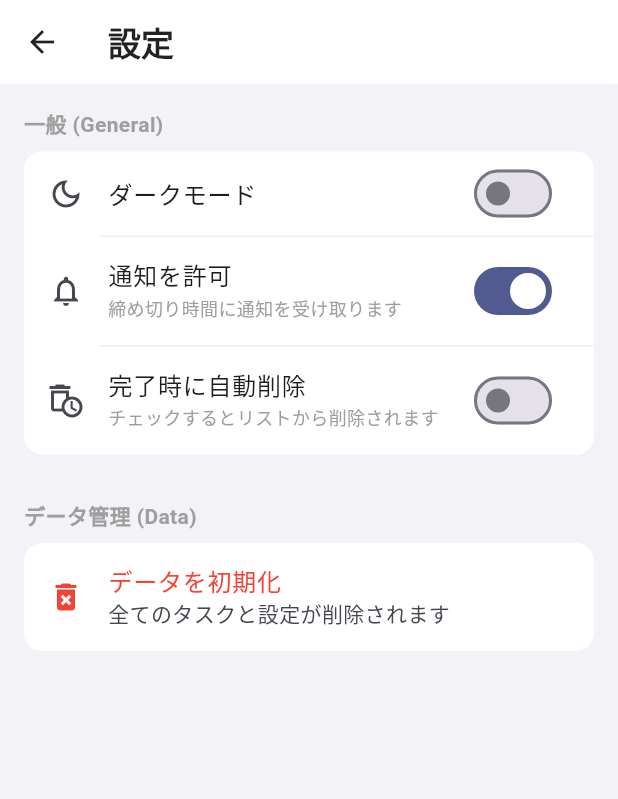
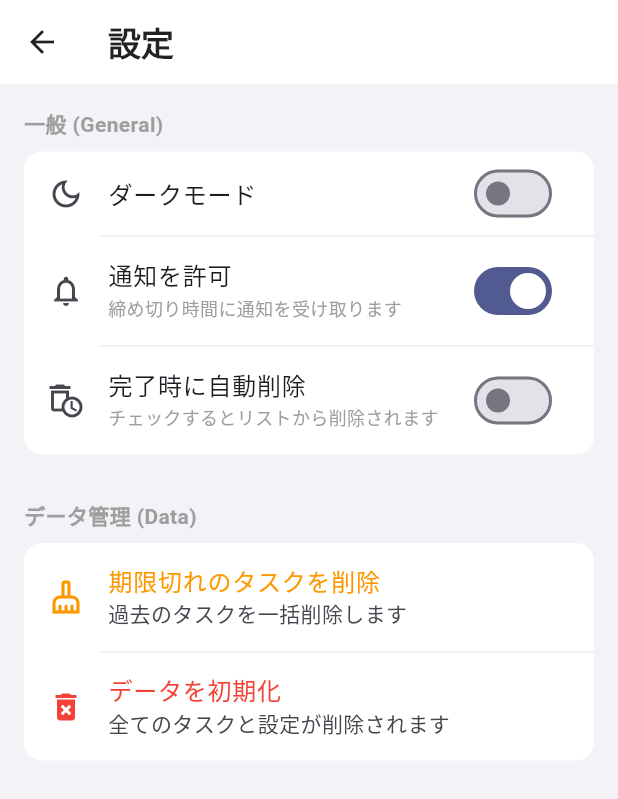
Before and after one commit to yoon-byeongil/simpletodo_flutter, a Flutter app: the SettingsScreen screen opened directly, on a phone screen of 412 x 824 dp. Shown: the top 799 px of the screen. Run offline on Flutter 3.47's test engine with Material 3 defaults, Android fonts, the phone set to English and light mode, and no system bars; our stand-ins replace flutter_local_notifications, flutter_slidable, shared_preferences, timezone; accounts and stored records are empty.

```diff
--- a/lib/model/todo_model.dart
+++ b/lib/model/todo_model.dart
@@ -1,35 +1,39 @@
 class Todo {
-  int id; // [추가] 알림 ID로 사용할 고유 번호
+  int id;
   String title;
   DateTime dueDateTime;
   DateTime? reminderTime;
   bool isDone;
+  bool isPinned; // [추가] 상단 고정 여부
 
   Todo({
-    required this.id, // [추가]
+    required this.id,
     required this.title,
     required this.dueDateTime,
     this.reminderTime,
     this.isDone = false,
+    this.isPinned = false, // [추가] 기본값 false
   });
 
   Map<String, dynamic> toJson() {
     return {
-      'id': id, // [추가]
+      'id': id,
       'title': title,
       'dueDateTime': dueDateTime.toIso8601String(),
       'reminderTime': reminderTime?.toIso8601String(),
       'isDone': isDone,
+      'isPinned': isPinned, // [추가]
     };
   }
 
   factory Todo.fromJson(Map<String, dynamic> json) {
     return Todo(
-      id: json['id'] ?? DateTime.now().millisecondsSinceEpoch, // 없으면 현재시간으로 생성
+      id: json['id'] ?? DateTime.now().millisecondsSinceEpoch,
       title: json['title'],
       dueDateTime: DateTime.parse(json['dueDateTime']),
       reminderTime: json['reminderTime'] != null ? DateTime.parse(json['reminderTime']) : null,
       isDone: json['isDone'],
+      isPinned: json['isPinned'] ?? false, // [추가] 없으면 false
     );
   }
 }
--- a/lib/view/settings_view.dart
+++ b/lib/view/settings_view.dart
@@ -1,5 +1,5 @@
 import 'package:flutter/material.dart';
-import 'package:flutter/cupertino.dart'; // 아이폰 스타일 다이얼로그용
+import 'package:flutter/cupertino.dart';
 import 'package:provider/provider.dart';
 import '../view_model/settings_view_model.dart';
 import '../view_model/todo_view_model.dart';
@@ -9,25 +9,17 @@ class SettingsScreen extends StatelessWidget {
 
   @override
   Widget build(BuildContext context) {
-    // 현재 테마가 다크모드인지 확인 (색상 미세 조정을 위해)
     final isDark = Theme.of(context).brightness == Brightness.dark;
 
     return Scaffold(
-      // [수정] 배경색을 테마에 따르도록 변경 (main.dart에서 설정한 색상 자동 적용)
       backgroundColor: Theme.of(context).scaffoldBackgroundColor,
       appBar: AppBar(
-        // [수정] 앱바 색상도 테마 적용
         backgroundColor: Theme.of(context).appBarTheme.backgroundColor,
         title: Text(
-          "設定", // 설정
-          style: TextStyle(
-            fontWeight: FontWeight.bold,
-            color: Theme.of(context).appBarTheme.foregroundColor, // 글자색 테마 적용
+          "設定",
+          style: TextStyle(fontWeight: FontWeight.bold, color: Theme.of(context).appBarTheme.foregroundColor),
         ),
-        ),
-        iconTheme: IconThemeData(
-          color: Theme.of(context).appBarTheme.foregroundColor, // 뒤로가기 버튼 색상
-        ),
+        iconTheme: IconThemeData(color: Theme.of(context).appBarTheme.foregroundColor),
       ),
       body: Consumer2<SettingsViewModel, TodoViewModel>(
         builder: (context, settingsVM, todoVM, child) {
@@ -40,30 +32,16 @@ class SettingsScreen extends StatelessWidget {
               ),
               const SizedBox(height: 8),
 
-              // 설정 항목 카드
               Container(
-                decoration: BoxDecoration(
-                  // [수정] 카드 배경색을 테마에 맞게 변경 (다크모드면 어두운 회색, 아니면 흰색)
-                  color: Theme.of(context).cardColor,
-                  borderRadius: BorderRadius.circular(12),
-                ),
+                decoration: BoxDecoration(color: Theme.of(context).cardColor, borderRadius: BorderRadius.circular(12)),
                 child: Column(
                   children: [
-                    SwitchListTile(
-                      title: const Text("ダークモード"), // 다크모드
-                      secondary: const Icon(Icons.dark_mode_outlined),
-                      value: settingsVM.isDarkMode,
-                      onChanged: (val) => settingsVM.toggleDarkMode(val),
-                    ),
-                    // [수정] 구분선 색상도 너무 튀지 않게 조정
+                    SwitchListTile(title: const Text("ダークモード"), secondary: const Icon(Icons.dark_mode_outlined), value: settingsVM.isDarkMode, onChanged: (val) => settingsVM.toggleDarkMode(val)),
                     Divider(height: 1, indent: 50, color: isDark ? Colors.grey.shade800 : Colors.grey.shade200),
 
                     SwitchListTile(
-                      title: const Text("通知を許可"), // 알림 허용
-                      subtitle: Text(
-                        "締め切り時間に通知を受け取ります", // 마감 시간에 알림을 받습니다
-                        style: TextStyle(color: Colors.grey.shade500, fontSize: 12),
-                      ),
+                      title: const Text("通知を許可"),
+                      subtitle: Text("締め切り時間に通知を受け取ります", style: TextStyle(color: Colors.grey.shade500, fontSize: 12)),
                       secondary: const Icon(Icons.notifications_outlined),
                       value: settingsVM.isNotificationOn,
                       onChanged: (val) {
@@ -80,11 +58,8 @@ class SettingsScreen extends StatelessWidget {
                     Divider(height: 1, indent: 50, color: isDark ? Colors.grey.shade800 : Colors.grey.shade200),
 
                     SwitchListTile(
-                      title: const Text("完了時に自動削除"), // 완료 시 자동 삭제
-                      subtitle: Text(
-                        "チェックするとリストから削除されます", // 체크하면 리스트에서 삭제됩니다
-                        style: TextStyle(color: Colors.grey.shade500, fontSize: 12),
-                      ),
+                      title: const Text("完了時に自動削除"),
+                      subtitle: Text("チェックするとリストから削除されます", style: TextStyle(color: Colors.grey.shade500, fontSize: 12)),
                       secondary: const Icon(Icons.auto_delete_outlined),
                       value: settingsVM.isAutoDelete,
                       onChanged: (val) => settingsVM.toggleAutoDelete(val),
@@ -101,15 +76,43 @@ class SettingsScreen extends StatelessWidget {
               const SizedBox(height: 8),
 
               Container(
-                decoration: BoxDecoration(
-                  // [수정] 카드 배경색 테마 적용
-                  color: Theme.of(context).cardColor,
-                  borderRadius: BorderRadius.circular(12),
+                decoration: BoxDecoration(color: Theme.of(context).cardColor, borderRadius: BorderRadius.circular(12)),
+                child: Column(
+                  children: [
+                    // [기능 3] 기한 지난 일정 삭제 버튼
+                    ListTile(
+                      leading: const Icon(Icons.cleaning_services_outlined, color: Colors.orange),
+                      title: const Text("期限切れのタスクを削除", style: TextStyle(color: Colors.orange)),
+                      subtitle: const Text("過去のタスクを一括削除します"),
+                      onTap: () {
+                        showCupertinoDialog(
+                          context: context,
+                          builder: (ctx) => CupertinoAlertDialog(
+                            title: const Text("整理しますか？"), // 정리하시겠습니까?
+                            content: const Text("締め切りが過ぎたタスクを全て削除します。"), // 마감일이 지난 태스크를 모두 삭제합니다.
+                            actions: [
+                              CupertinoDialogAction(child: const Text("キャンセル"), onPressed: () => Navigator.pop(ctx)),
+                              CupertinoDialogAction(
+                                isDestructiveAction: true,
+                                child: const Text("削除"),
+                                onPressed: () {
+                                  todoVM.deleteOverdueTodos();
+                                  Navigator.pop(ctx);
+                                  ScaffoldMessenger.of(context).showSnackBar(const SnackBar(content: Text("期限切れのタスクを削除しました")));
+                                },
                               ),
-                child: ListTile(
+                            ],
+                          ),
+                        );
+                      },
+                    ),
+                    Divider(height: 1, indent: 50, color: isDark ? Colors.grey.shade800 : Colors.grey.shade200),
+
+                    // 초기화 버튼
+                    ListTile(
                       leading: const Icon(Icons.delete_forever, color: Colors.red),
-                  title: const Text("データを初期化", style: TextStyle(color: Colors.red)), // 데이터 초기화
-                  subtitle: const Text("全てのタスクと設定が削除されます"), // 모든 태스크와 설정이 삭제됩니다
+                      title: const Text("データを初期化", style: TextStyle(color: Colors.red)),
+                      subtitle: const Text("全てのタスクと設定が削除されます"),
                       onTap: () {
                         showCupertinoDialog(
                           context: context,
@@ -121,12 +124,11 @@ class SettingsScreen extends StatelessWidget {
                               CupertinoDialogAction(
                                 isDestructiveAction: true,
                                 onPressed: () async {
-                              // [기능] 데이터 초기화 로직
                                   todoVM.clearAllTodos();
                                   if (context.mounted) {
                                     await context.read<SettingsViewModel>().clearAllSettings();
-                                Navigator.pop(ctx); // 다이얼로그 닫기
-                                Navigator.pop(context); // 설정화면 닫기
+                                    Navigator.pop(ctx);
+                                    Navigator.pop(context);
                                     ScaffoldMessenger.of(context).showSnackBar(const SnackBar(content: Text("初期化しました")));
                                   }
                                 },
@@ -137,6 +139,8 @@ class SettingsScreen extends StatelessWidget {
                         );
                       },
                     ),
+                  ],
+                ),
               ),
             ],
           );
--- a/pubspec.yaml
+++ b/pubspec.yaml
@@ -36,6 +36,7 @@ dependencies:
   shared_preferences: ^2.2.0  # 데이터를 핸드폰에 저장하는 패키지
   flutter_local_notifications: ^17.0.0  # 알림 기능
   timezone: ^0.9.2                      # 정확한 시간 계산용
+  flutter_slidable: ^3.0.0
 
   # The following adds the Cupertino Icons font to your application.
   # Use with the CupertinoIcons class for iOS style icons.
```
Also changed, not shown: lib/view/home_view.dart (+190 -160 lines), lib/view_model/todo_view_model.dart (+75 -7 lines), pubspec.lock. Lines whose indentation alone changed are shown as unchanged.
